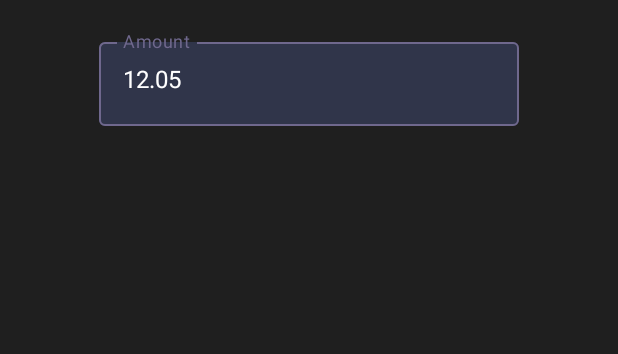
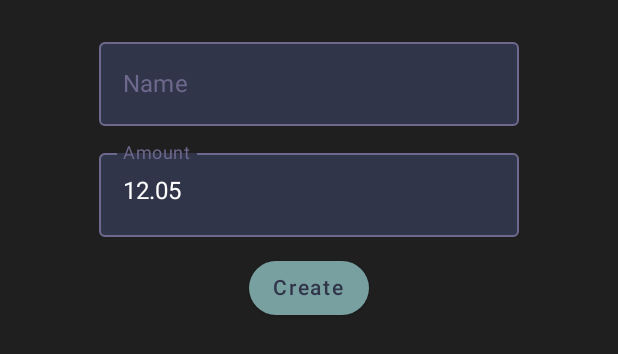
Before and after one commit to EwasWorld/ProjectNummi, an Android app built with Jetpack Compose: the @Preview function AddTransactionsScreen_Preview, on a phone screen of 412 x 824 dp. Shown: the top 354 px of the screen. Run offline under Robolectric (Android 15) with nearby library versions, the phone set to English and light mode, and no system bars.

Commit message:
Added a name field to Transaction

```diff
--- a/app/src/main/java/com/eywa/projectnummi/features/addTransactions/AddTransactionsIntent.kt
+++ b/app/src/main/java/com/eywa/projectnummi/features/addTransactions/AddTransactionsIntent.kt
@@ -3,4 +3,5 @@ package com.eywa.projectnummi.features.addTransactions
 sealed class AddTransactionsIntent {
     object CreateTransaction : AddTransactionsIntent()
     data class AmountChanged(val amount: String) : AddTransactionsIntent()
+    data class NameChanged(val name: String) : AddTransactionsIntent()
 }
--- a/app/src/main/java/com/eywa/projectnummi/features/addTransactions/AddTransactionsScreen.kt
+++ b/app/src/main/java/com/eywa/projectnummi/features/addTransactions/AddTransactionsScreen.kt
@@ -1,19 +1,24 @@
 package com.eywa.projectnummi.features.addTransactions
 
+import androidx.compose.foundation.layout.Arrangement
 import androidx.compose.foundation.layout.Column
 import androidx.compose.foundation.layout.fillMaxSize
 import androidx.compose.foundation.layout.padding
 import androidx.compose.foundation.text.KeyboardActions
 import androidx.compose.foundation.text.KeyboardOptions
+import androidx.compose.material.Button
 import androidx.compose.material.OutlinedTextField
 import androidx.compose.material.Text
 import androidx.compose.runtime.Composable
 import androidx.compose.runtime.collectAsState
 import androidx.compose.ui.Alignment
+import androidx.compose.ui.ExperimentalComposeUiApi
 import androidx.compose.ui.Modifier
+import androidx.compose.ui.platform.LocalSoftwareKeyboardController
 import androidx.compose.ui.text.input.ImeAction
 import androidx.compose.ui.text.input.KeyboardType
 import androidx.compose.ui.tooling.preview.Preview
+import androidx.compose.ui.unit.dp
 import androidx.lifecycle.viewmodel.compose.viewModel
 import com.eywa.projectnummi.ui.components.NummiScreenPreviewWrapper
 import com.eywa.projectnummi.ui.theme.NummiTheme
@@ -30,29 +35,47 @@ fun AddTransactionsScreen(
     )
 }
 
+@OptIn(ExperimentalComposeUiApi::class)
 @Composable
 fun AddTransactionsScreen(
         state: AddTransactionsState,
         listener: (AddTransactionsIntent) -> Unit,
 ) {
+    val keyboardController = LocalSoftwareKeyboardController.current
+
     Column(
+            verticalArrangement = Arrangement.spacedBy(10.dp),
             horizontalAlignment = Alignment.CenterHorizontally,
             modifier = Modifier
                     .fillMaxSize()
                     .padding(NummiTheme.dimens.screenPadding)
     ) {
         OutlinedTextField(
-                value = state.enteredAmount,
-                onValueChange = { listener(AddTransactionsIntent.AmountChanged(it)) },
+                value = state.name,
+                onValueChange = { listener(AddTransactionsIntent.NameChanged(it.stripNewLines())) },
+                keyboardOptions = KeyboardOptions.Default.copy(
+                        imeAction = ImeAction.Next
+                ),
+                label = {
+                    Text(
+                            text = "Name"
+                    )
+                },
+                placeholder = {
+                    Text(
+                            text = "Tesco"
+                    )
+                },
+                colors = NummiTheme.colors.outlinedTextField()
+        )
+        OutlinedTextField(
+                value = state.amount,
+                onValueChange = { listener(AddTransactionsIntent.AmountChanged(it.stripNewLines())) },
                 keyboardOptions = KeyboardOptions.Default.copy(
                         keyboardType = KeyboardType.Number,
                         imeAction = ImeAction.Done
                 ),
-                keyboardActions = KeyboardActions(
-                        onDone = {
-                            listener(AddTransactionsIntent.CreateTransaction)
-                        },
-                ),
+                keyboardActions = KeyboardActions(onDone = { keyboardController?.hide() }),
                 label = {
                     Text(
                             text = "Amount"
@@ -65,8 +88,19 @@ fun AddTransactionsScreen(
                 },
                 colors = NummiTheme.colors.outlinedTextField()
         )
+        Button(
+                colors = NummiTheme.colors.generalButton(),
+                shape = NummiTheme.shapes.generalButton,
+                onClick = { listener(AddTransactionsIntent.CreateTransaction) },
+        ) {
+            Text(
+                    text = "Create"
+            )
+        }
     }
 }
+
+fun String.stripNewLines() = replace("\n", "")
 
 @Preview
 @Composable
@@ -74,7 +108,7 @@ fun AddTransactionsScreen_Preview() {
     NummiScreenPreviewWrapper {
         AddTransactionsScreen(
                 AddTransactionsState(
-                        enteredAmount = "12.05",
+                        amount = "12.05",
                 )
         ) {}
     }
--- a/app/src/main/java/com/eywa/projectnummi/features/addTransactions/AddTransactionsState.kt
+++ b/app/src/main/java/com/eywa/projectnummi/features/addTransactions/AddTransactionsState.kt
@@ -1,5 +1,6 @@
 package com.eywa.projectnummi.features.addTransactions
 
 data class AddTransactionsState(
-        val enteredAmount: String = "",
+        val amount: String = "",
+        val name: String = "",
 )
--- a/app/src/main/java/com/eywa/projectnummi/model/Transaction.kt
+++ b/app/src/main/java/com/eywa/projectnummi/model/Transaction.kt
@@ -2,5 +2,6 @@ package com.eywa.projectnummi.model
 
 data class Transaction(
         val id: Int,
+        val name: String,
         val amount: Int,
 )
--- a/app/src/main/java/com/eywa/projectnummi/ui/theme/Dimens.kt
+++ b/app/src/main/java/com/eywa/projectnummi/ui/theme/NummiDimens.kt
@@ -5,6 +5,6 @@ import androidx.compose.ui.unit.Dp
 import androidx.compose.ui.unit.dp
 
 @Immutable
-data class Dimens(
+data class NummiDimens(
         val screenPadding: Dp = 20.dp,
 )
--- /dev/null
+++ b/app/src/main/java/com/eywa/projectnummi/ui/theme/NummiShapes.kt
@@ -0,0 +1,8 @@
+package com.eywa.projectnummi.ui.theme
+
+import androidx.compose.foundation.shape.RoundedCornerShape
+import androidx.compose.ui.graphics.Shape
+
+data class NummiShapes(
+        val generalButton: Shape = RoundedCornerShape(100),
+)
--- a/app/src/main/java/com/eywa/projectnummi/ui/theme/Theme.kt
+++ b/app/src/main/java/com/eywa/projectnummi/ui/theme/NummiTheme.kt
@@ -6,7 +6,8 @@ import com.eywa.projectnummi.ui.theme.colors.NummiColorTheme
 import com.eywa.projectnummi.ui.theme.colors.colorPaletts.ColorPalette
 
 
-val LocalDimens = staticCompositionLocalOf { Dimens() }
+val LocalDimens = staticCompositionLocalOf { NummiDimens() }
+val LocalShapes = staticCompositionLocalOf { NummiShapes() }
 
 val LocalColorPalette = staticCompositionLocalOf { ColorPalette() }
 var currentColorTheme by mutableStateOf(NummiColorTheme.MAIN)
@@ -15,16 +16,17 @@ var currentColorTheme by mutableStateOf(NummiColorTheme.MAIN)
 @Composable
 fun NummiTheme(
         colorTheme: NummiColorTheme = currentColorTheme,
-        dimens: Dimens = Dimens(),
+        dimens: NummiDimens = NummiDimens(),
+        shapes: NummiShapes = NummiShapes(),
         content: @Composable () -> Unit
 ) {
     CompositionLocalProvider(
             LocalColorPalette provides colorTheme.colors,
             LocalDimens provides dimens,
+            LocalShapes provides shapes,
     ) {
         MaterialTheme(
                 typography = Typography,
-                shapes = Shapes,
                 content = content
         )
     }
@@ -34,7 +36,10 @@ object NummiTheme {
     val colors: ColorPalette
         @Composable
         get() = LocalColorPalette.current
-    val dimens: Dimens
+    val dimens: NummiDimens
         @Composable
         get() = LocalDimens.current
+    val shapes: NummiShapes
+        @Composable
+        get() = LocalShapes.current
 }
--- a/app/src/main/java/com/eywa/projectnummi/ui/theme/Shape.kt
+++ /dev/null
@@ -1,11 +0,0 @@
-package com.eywa.projectnummi.ui.theme
-
-import androidx.compose.foundation.shape.RoundedCornerShape
-import androidx.compose.material.Shapes
-import androidx.compose.ui.unit.dp
-
-val Shapes = Shapes(
-        small = RoundedCornerShape(4.dp),
-        medium = RoundedCornerShape(4.dp),
-        large = RoundedCornerShape(0.dp)
-)
--- a/app/src/main/java/com/eywa/projectnummi/ui/theme/colors/colorPaletts/ColorPalette.kt
+++ b/app/src/main/java/com/eywa/projectnummi/ui/theme/colors/colorPaletts/ColorPalette.kt
@@ -1,5 +1,7 @@
 package com.eywa.projectnummi.ui.theme.colors.colorPaletts
 
+import androidx.compose.material.ButtonColors
+import androidx.compose.material.ButtonDefaults
 import androidx.compose.material.TextFieldColors
 import androidx.compose.material.TextFieldDefaults
 import androidx.compose.runtime.Composable
@@ -18,6 +20,14 @@ data class ColorPalette(
         val appBackground: ThemeColor = ThemeColor(main = BaseColor.BASE_BLACK, content = Color.White),
         val navBar: ThemeColor = ThemeColor(main = BaseColor.BASE_SPACE, content = Color.White),
 
+        val generalButton: @Composable () -> ButtonColors = {
+            ButtonDefaults.buttonColors(
+                    backgroundColor = BaseColor.BASE_BLUE,
+                    contentColor = BaseColor.BASE_SPACE,
+                    disabledBackgroundColor = BaseColor.BASE_SPACE,
+                    disabledContentColor = BaseColor.GREY,
+            )
+        },
         val outlinedTextField: @Composable () -> TextFieldColors = {
             TextFieldDefaults.outlinedTextFieldColors(
                     textColor = Color.White,
@@ -49,5 +59,5 @@ data class ColorPalette(
                     placeholderColor = BaseColor.BASE_PURPLE.copy(alpha = 0.5f),
                     disabledPlaceholderColor = BaseColor.GREY.copy(alpha = 0.5f),
             )
-        }
+        },
 )
```
Also changed, not shown: app/src/main/java/com/eywa/projectnummi/features/addTransactions/AddTransactionsViewModel.kt (+10 -6 lines), app/src/main/java/com/eywa/projectnummi/features/viewTransactions/ViewTransactionsScreen.kt (+15 -10 lines), app/src/main/java/com/eywa/projectnummi/model/providers/TransactionProvider.kt (+6 -2 lines).
